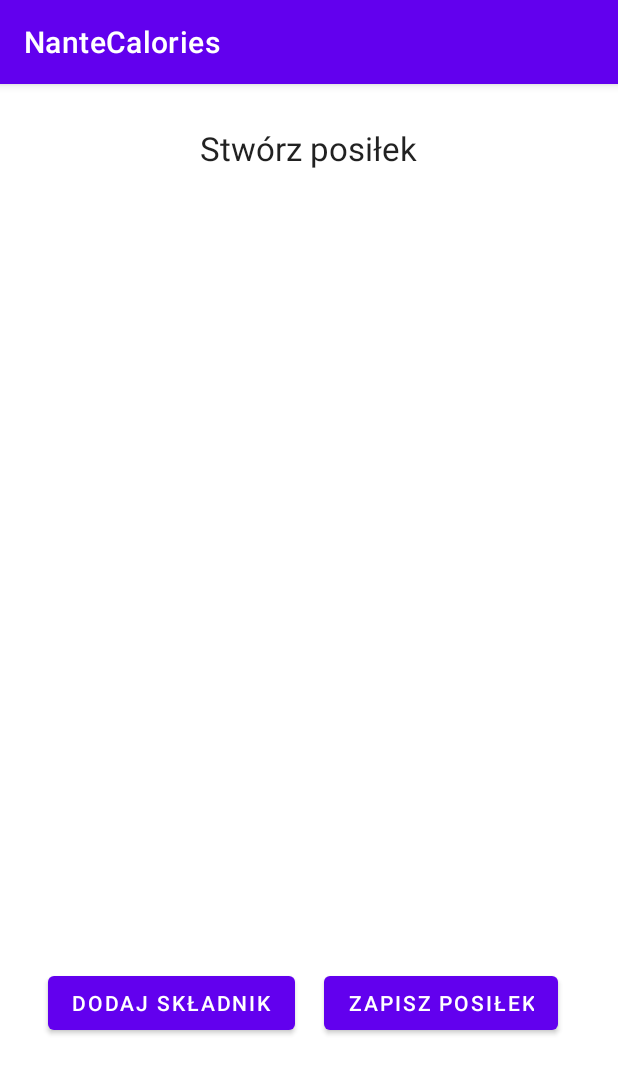
After one commit to PatrycjaPytka/CaloriesCalculator, an Android app: the AddMeal screen opened directly, with no data from a screen before it, on a phone screen of 412 x 824 dp. The commit adds this screen. Shown: the top 1074 px of the screen. Run offline under Robolectric (Android 15) with nearby library versions, the phone set to English and light mode, and no system bars.

Commit message:
added meal and ingredient popup views

```diff
--- a/app/src/main/AndroidManifest.xml
+++ b/app/src/main/AndroidManifest.xml
@@ -19,6 +19,10 @@
                 <category android:name="android.intent.category.LAUNCHER" />
             </intent-filter>
         </activity>
+        <activity
+            android:name=".AddMeal"
+            android:exported="true">
+        </activity>
     </application>
 
 </manifest>
--- /dev/null
+++ b/app/src/main/java/com/patrycja/nantecalories/AddMeal.kt
@@ -0,0 +1,22 @@
+package com.patrycja.nantecalories
+
+import android.os.Bundle
+import android.os.PersistableBundle
+import android.widget.Button
+import androidx.appcompat.app.AppCompatActivity
+
+class AddMeal : AppCompatActivity()  {
+
+    override fun onCreate(savedInstanceState: Bundle?) {
+        super.onCreate(savedInstanceState)
+        setContentView(R.layout.activity_meal)
+        val addIngrBtn: Button = findViewById(R.id.addIngrBtn)
+        addIngrBtn.setOnClickListener {
+            openIngrDialog()
+        }
+    }
+    fun openIngrDialog() {
+        var ingrDialog = IngredientDialog()
+        ingrDialog.show(supportFragmentManager, "IngredientDialog")
+    }
+}
--- /dev/null
+++ b/app/src/main/res/layout/activity_meal.xml
@@ -0,0 +1,53 @@
+<?xml version="1.0" encoding="utf-8"?>
+<androidx.constraintlayout.widget.ConstraintLayout xmlns:android="http://schemas.android.com/apk/res/android"
+    xmlns:app="http://schemas.android.com/apk/res-auto"
+    xmlns:tools="http://schemas.android.com/tools"
+    android:layout_width="match_parent"
+    android:layout_height="match_parent">
+
+    <TextView
+        android:id="@+id/addMealTitle"
+        android:layout_width="wrap_content"
+        android:layout_height="wrap_content"
+        android:layout_marginTop="28dp"
+        android:text="@string/addMealTitle"
+        android:textAppearance="@style/TextAppearance.AppCompat.Large"
+        app:layout_constraintEnd_toEndOf="parent"
+        app:layout_constraintHorizontal_bias="0.498"
+        app:layout_constraintStart_toStartOf="parent"
+        app:layout_constraintTop_toTopOf="parent" />
+
+    <ListView
+        android:id="@+id/ingrList"
+        android:layout_width="292dp"
+        android:layout_height="416dp"
+        app:layout_constraintBottom_toBottomOf="parent"
+        app:layout_constraintEnd_toEndOf="parent"
+        app:layout_constraintHorizontal_bias="0.496"
+        app:layout_constraintStart_toStartOf="parent"
+        app:layout_constraintTop_toBottomOf="@+id/addMealTitle"
+        app:layout_constraintVertical_bias="0.194" />
+
+    <Button
+        android:id="@+id/addIngrBtn"
+        android:layout_width="wrap_content"
+        android:layout_height="wrap_content"
+        android:text="@string/addIngrBtn"
+        app:layout_constraintBottom_toBottomOf="parent"
+        app:layout_constraintEnd_toStartOf="@+id/saveMeal"
+        app:layout_constraintHorizontal_bias="0.626"
+        app:layout_constraintStart_toStartOf="parent"
+        app:layout_constraintTop_toBottomOf="@+id/ingrList"
+        app:layout_constraintVertical_bias="0.305" />
+
+    <Button
+        android:id="@+id/saveMeal"
+        android:layout_width="wrap_content"
+        android:layout_height="wrap_content"
+        android:layout_marginEnd="40dp"
+        android:text="@string/saveMealBtn"
+        app:layout_constraintBottom_toBottomOf="parent"
+        app:layout_constraintEnd_toEndOf="parent"
+        app:layout_constraintTop_toBottomOf="@+id/ingrList"
+        app:layout_constraintVertical_bias="0.305" />
+</androidx.constraintlayout.widget.ConstraintLayout>
--- a/app/src/main/res/values/strings.xml
+++ b/app/src/main/res/values/strings.xml
@@ -6,4 +6,12 @@
     <string name="CaloriesLimitLabel">Twój dzienny limit kalorii: </string>
     <string name="changeCaloriesPopupTitle">Twój dzienny limit kalorii: </string>
     <string name="leftCaloriesLabel">Pozostało kalorii: </string>
+    <string name="ingredientName">Nazwa składnika: </string>
+    <string name="ingredientKcal">Ilość kalorii: </string>
+    <string name="ingrDialogMess">Dodaj składnik</string>
+    <string name="ingrDialogAdd">Dodaj</string>
+    <string name="ingrDialogCancel">Anuluj</string>
+    <string name="addMealTitle">Stwórz posiłek</string>
+    <string name="addIngrBtn">Dodaj składnik</string>
+    <string name="saveMealBtn">Zapisz posiłek</string>
 </resources>
```
Also changed, not shown: app/src/main/java/com/patrycja/nantecalories/IngredientDialog.kt (added, +30 -0 lines), app/src/main/java/com/patrycja/nantecalories/MainActivity.kt (+10 -10 lines), app/src/main/res/layout/activity_main.xml (+8 -9 lines), app/src/main/res/layout/ingredient_popup.xml (added, +27 -0 lines).
